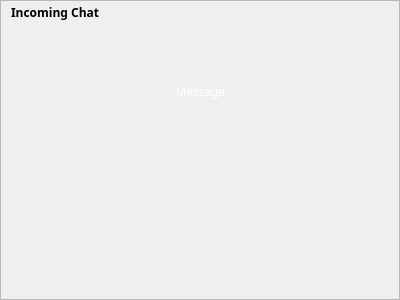
autoscatto/retroshare, file rs-Qt-gui/src/gui/toaster/ChatToaster.ui: the form before one commit.
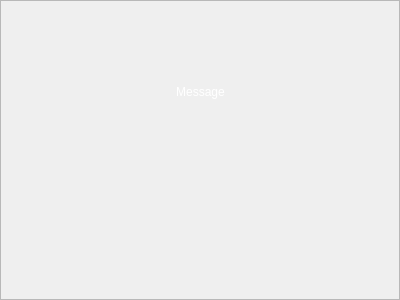
The form after the commit. Icons and pictures are not drawn. Custom widgets are drawn as their Qt base class.

Commit message: modifyd toasters for new background images

```diff
--- a/rs-Qt-gui/src/gui/toaster/ChatToaster.ui
+++ b/rs-Qt-gui/src/gui/toaster/ChatToaster.ui
@@ -619,14 +619,14 @@
           </property>
           <property name="minimumSize" >
            <size>
-            <width>22</width>
-            <height>22</height>
+            <width>18</width>
+            <height>18</height>
            </size>
           </property>
           <property name="maximumSize" >
            <size>
-            <width>22</width>
-            <height>22</height>
+            <width>18</width>
+            <height>18</height>
            </size>
           </property>
           <property name="icon" >
@@ -650,27 +650,6 @@
           </property>
          </spacer>
         </item>
-        <item row="0" column="0" >
-         <widget class="QLabel" name="titleLabel" >
-          <property name="font" >
-           <font>
-            <family>Sans Serif</family>
-            <pointsize>9</pointsize>
-            <weight>75</weight>
-            <italic>false</italic>
-            <bold>true</bold>
-            <underline>false</underline>
-            <strikeout>false</strikeout>
-           </font>
-          </property>
-          <property name="text" >
-           <string>Incoming Chat</string>
-          </property>
-          <property name="indent" >
-           <number>10</number>
-          </property>
-         </widget>
-        </item>
        </layout>
       </item>
      </layout>
```
Left out of the diff: 2 changed lines with no effect on the pictures. The commit also changes 3 other files.
